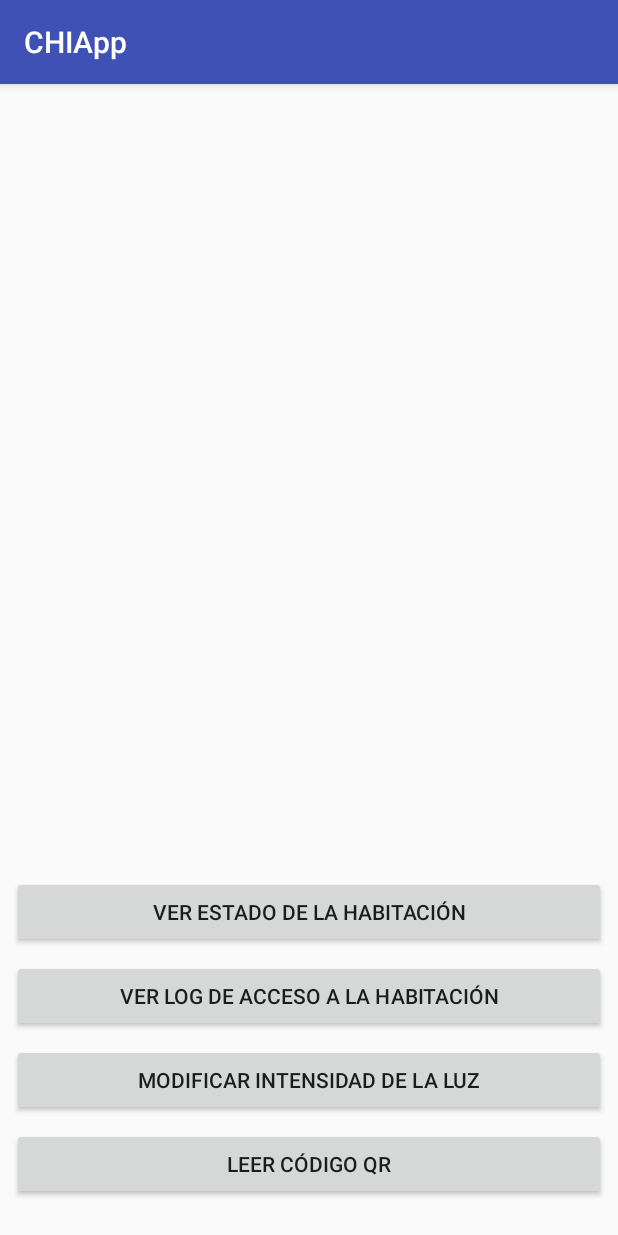
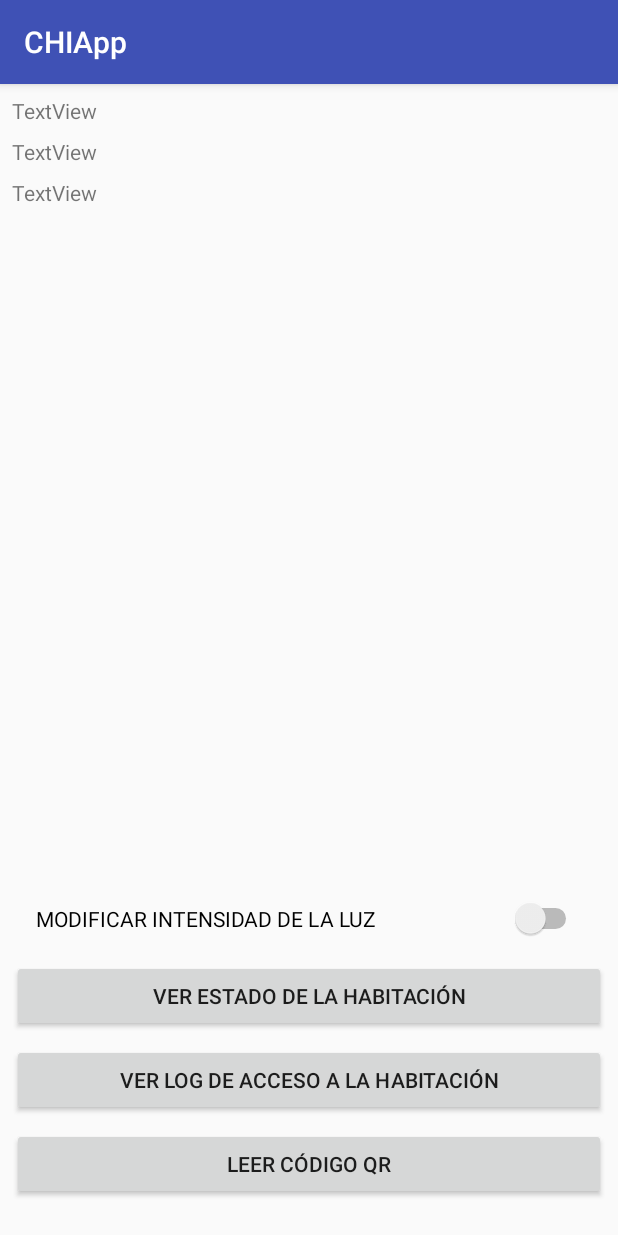
Before and after one commit to pabloL0pez/control-de-habitacion-integrado, an Android app: the screen it shows after launch (MainActivity), on a phone screen of 412 x 824 dp. Run offline under Robolectric (Android 15) with nearby library versions, the phone set to English and light mode, and no system bars.

Commit message:
Cambio el boton de luz por un switch porque anda re mal sino

```diff
--- a/Android/app/src/main/java/ar/com/so_unlam/chiapp/MainActivity.java
+++ b/Android/app/src/main/java/ar/com/so_unlam/chiapp/MainActivity.java
@@ -7,18 +7,23 @@ import android.hardware.SensorEventListener;
 import android.hardware.SensorManager;
 import android.support.v7.app.AppCompatActivity;
 import android.os.Bundle;
-import android.util.Log;
 import android.view.View;
 import android.widget.Button;
+import android.widget.Switch;
+import android.widget.TextView;
 import android.widget.Toast;
 
 public class MainActivity extends AppCompatActivity implements SensorEventListener, View.OnClickListener{
 
-
-
     private SensorManager adminSensores; //
     private Button botonEstado;
     private Button botonLog;
+    private Switch switchLuz;
+
+    // Borrarlas despues
+    private TextView orientacionEnX;
+    private TextView orientacionEnY;
+    private TextView orientacionEnZ;
 
     // Variables para el acelerómetro.
     private static final int UMBRAL_SACUDIDA = 70; // Velocidad mínima para ser considerada sacudida (m/s).
@@ -38,8 +43,16 @@ public class MainActivity extends AppCompatActivity implements SensorEventListen
 
         botonEstado = findViewById(R.id.botonEstado);
         botonLog = findViewById(R.id.botonLog);
+
         botonEstado.setOnClickListener(this);
         botonLog.setOnClickListener(this);
+
+        switchLuz = findViewById(R.id.switchLuz);
+
+        orientacionEnX = findViewById(R.id.orientacionX);
+        orientacionEnY = findViewById(R.id.orientacionY);
+        orientacionEnZ = findViewById(R.id.orientacionZ);
+
     }
 
     @Override
@@ -88,6 +101,7 @@ public class MainActivity extends AppCompatActivity implements SensorEventListen
                 Intent intentLog = new Intent(this, LogActivity.class);
                 startActivity(intentLog);
                 break;
+
         }
     }
 
@@ -176,14 +190,20 @@ public class MainActivity extends AppCompatActivity implements SensorEventListen
     Este método define que hace la aplicación al activarse el sensor de orientación.
      */
     private void funcionalidadOrientacion(SensorEvent evento) {
-
+        if (switchLuz.isChecked()) {
+            orientacionEnX.setText("" + evento.values[0]);
+            orientacionEnY.setText("" + evento.values[1]);
+            orientacionEnZ.setText("" + evento.values[2]);
+        }
     }
 
     /*
     Este método define que hace la aplicación al activarse el sensor de proximidad.
      */
     private void funcionalidadProximidad(SensorEvent evento) {
-        encenderLuces(evento.values[0]);
+        if (evento.values[0] > 1) {
+            encenderLuces(evento.values[0]);
+        }
     }
 
     /*
--- a/Android/app/src/main/res/layout/activity_main.xml
+++ b/Android/app/src/main/res/layout/activity_main.xml
@@ -22,21 +22,6 @@
         app:layout_constraintStart_toStartOf="parent" />
 
     <Button
-        android:id="@+id/botonLuz"
-        android:layout_width="0dp"
-        android:layout_height="wrap_content"
-        android:layout_marginBottom="8dp"
-        android:layout_marginEnd="8dp"
-        android:layout_marginLeft="8dp"
-        android:layout_marginRight="8dp"
-        android:layout_marginStart="8dp"
-        android:text="Modificar intensidad de la luz"
-        app:layout_constraintBottom_toTopOf="@+id/botonQR"
-        app:layout_constraintEnd_toEndOf="parent"
-        app:layout_constraintHorizontal_bias="0.0"
-        app:layout_constraintStart_toStartOf="parent" />
-
-    <Button
         android:id="@+id/botonLog"
         android:layout_width="0dp"
         android:layout_height="wrap_content"
@@ -46,7 +31,7 @@
         android:layout_marginRight="8dp"
         android:layout_marginStart="8dp"
         android:text="Ver log de acceso a la habitación"
-        app:layout_constraintBottom_toTopOf="@+id/botonLuz"
+        app:layout_constraintBottom_toTopOf="@+id/botonQR"
         app:layout_constraintEnd_toEndOf="parent"
         app:layout_constraintHorizontal_bias="0.0"
         app:layout_constraintStart_toStartOf="parent" />
@@ -68,4 +53,57 @@
         app:layout_constraintStart_toStartOf="parent"
         app:layout_constraintTop_toTopOf="parent"
         app:layout_constraintVertical_bias="1.0" />
+
+    <TextView
+        android:id="@+id/orientacionX"
+        android:layout_width="wrap_content"
+        android:layout_height="wrap_content"
+        android:layout_marginLeft="8dp"
+        android:layout_marginStart="8dp"
+        android:layout_marginTop="8dp"
+        android:text="TextView"
+        app:layout_constraintStart_toStartOf="parent"
+        app:layout_constraintTop_toTopOf="parent" />
+
+    <TextView
+        android:id="@+id/orientacionY"
+        android:layout_width="wrap_content"
+        android:layout_height="wrap_content"
+        android:layout_marginLeft="8dp"
+        android:layout_marginStart="8dp"
+        android:layout_marginTop="8dp"
+        android:text="TextView"
+        app:layout_constraintStart_toStartOf="parent"
+        app:layout_constraintTop_toBottomOf="@+id/orientacionX" />
+
+    <TextView
+        android:id="@+id/orientacionZ"
+        android:layout_width="wrap_content"
+        android:layout_height="wrap_content"
+        android:layout_marginLeft="8dp"
+        android:layout_marginStart="8dp"
+        android:layout_marginTop="8dp"
+        android:text="TextView"
+        app:layout_constraintStart_toStartOf="parent"
+        app:layout_constraintTop_toBottomOf="@+id/orientacionY" />
+
+    <Switch
+        android:id="@+id/switchLuz"
+        android:layout_width="364dp"
+        android:layout_height="15dp"
+        android:layout_marginBottom="12dp"
+        android:layout_marginEnd="8dp"
+        android:layout_marginLeft="8dp"
+        android:layout_marginRight="8dp"
+        android:layout_marginStart="8dp"
+        android:layout_marginTop="8dp"
+        android:checked="false"
+        android:text="MODIFICAR INTENSIDAD DE LA LUZ"
+        app:layout_constraintBottom_toTopOf="@+id/botonEstado"
+        app:layout_constraintEnd_toEndOf="parent"
+        app:layout_constraintStart_toStartOf="parent"
+        app:layout_constraintTop_toTopOf="parent"
+        app:layout_constraintVertical_bias="0.996"
+        tools:checked="false"
+        tools:text="MODIFICAR INTENSIDAD DE LA LUZ" />
 </android.support.constraint.ConstraintLayout>
```
